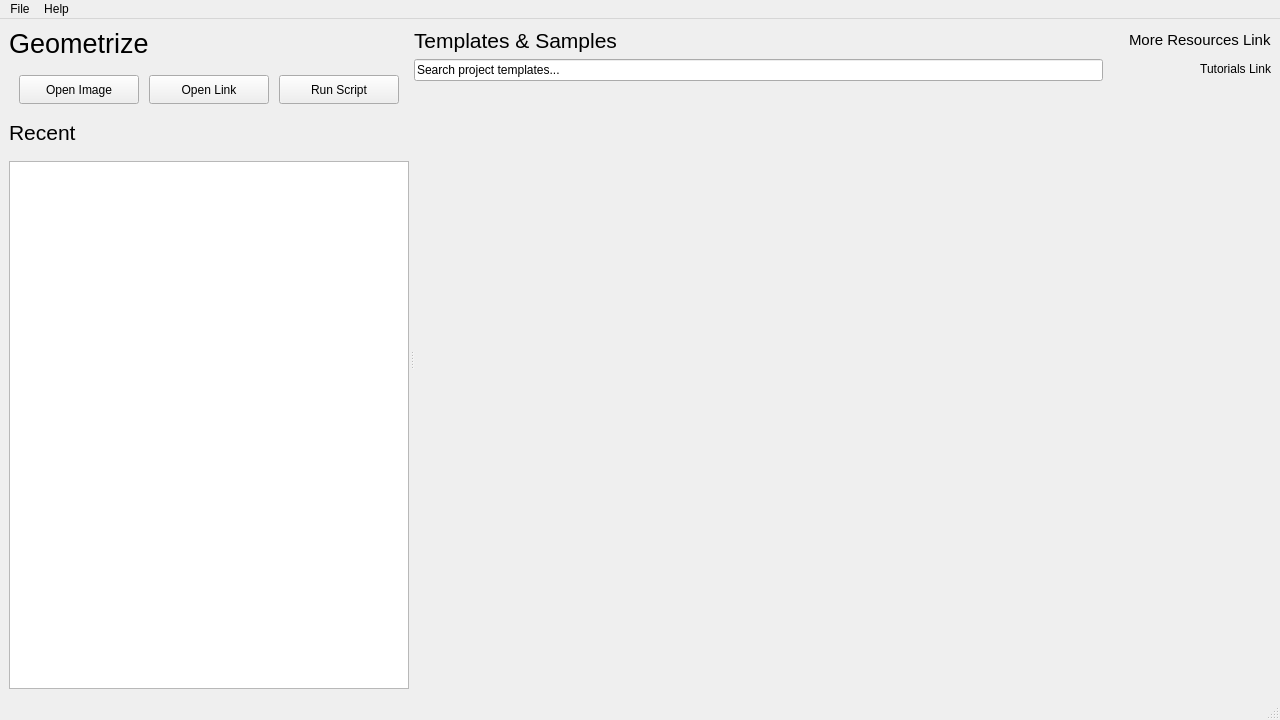
This is Geometrize/dialog/launchwindow.ui in Tw1ddle/geometrize as Qt 5 draws it before an edit. The edited form follows.
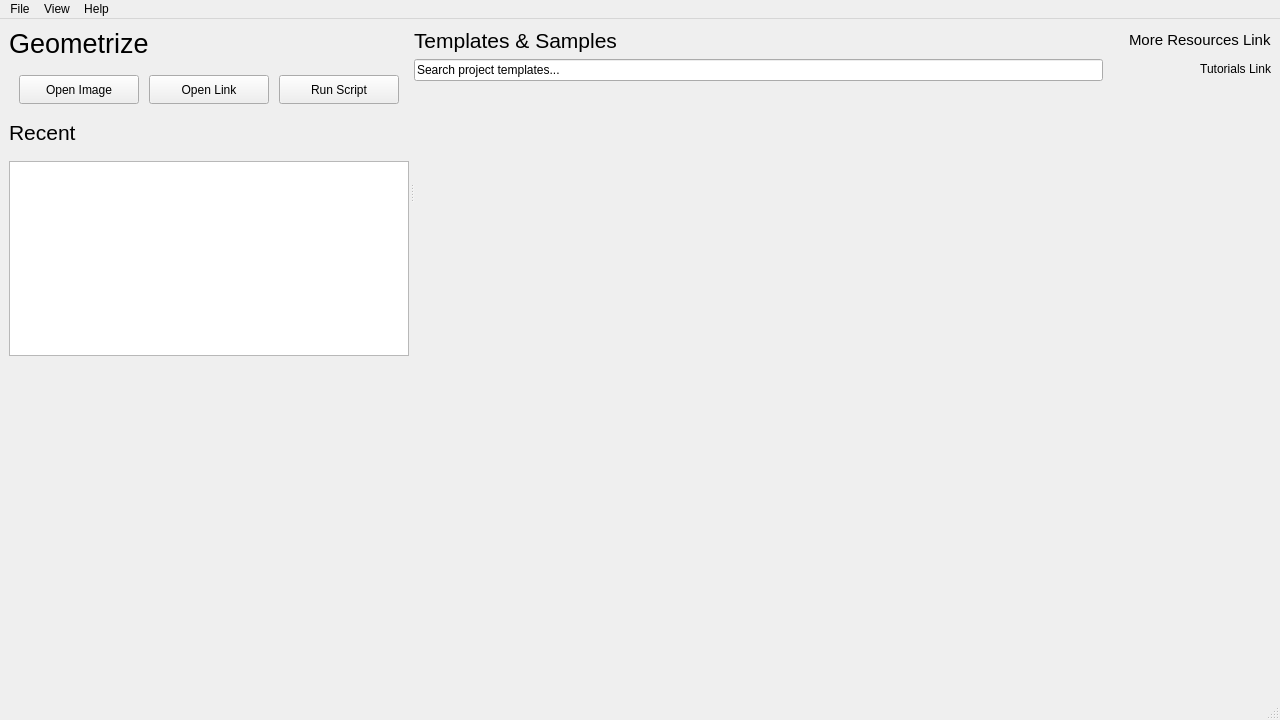
This is the edited form. Icons and pictures are not drawn. Custom widgets are drawn as their Qt base class.

Commit message: Start adding script console

Patch:
```diff
--- a/Geometrize/dialog/launchwindow.ui
+++ b/Geometrize/dialog/launchwindow.ui
@@ -29,7 +29,7 @@
    <bool>true</bool>
   </property>
   <widget class="QWidget" name="centralwidget">
-   <layout class="QHBoxLayout" name="horizontalLayout_2">
+   <layout class="QVBoxLayout" name="verticalLayout_9">
     <item>
      <widget class="QSplitter" name="centralsplitter">
       <property name="sizePolicy">
@@ -375,7 +375,7 @@
              <x>0</x>
              <y>0</y>
              <width>851</width>
-             <height>589</height>
+             <height>278</height>
             </rect>
            </property>
            <layout class="QVBoxLayout" name="verticalLayout_6">
@@ -410,6 +410,14 @@
       </widget>
      </widget>
     </item>
+    <item>
+     <widget class="geometrize::dialog::ScriptConsole" name="consoleWidget" native="true">
+      <property name="enabled">
+       <bool>true</bool>
+      </property>
+      <layout class="QVBoxLayout" name="verticalLayout_8"/>
+     </widget>
+    </item>
    </layout>
   </widget>
   <widget class="QStatusBar" name="statusbar"/>
@@ -438,7 +446,14 @@
     <addaction name="actionSupport"/>
     <addaction name="actionAbout"/>
    </widget>
+   <widget class="QMenu" name="menuView">
+    <property name="title">
+     <string>View</string>
+    </property>
+    <addaction name="actionScript_Console"/>
+   </widget>
    <addaction name="menuFile"/>
+   <addaction name="menuView"/>
    <addaction name="menuHelp"/>
   </widget>
   <action name="actionClear_Recents">
@@ -489,6 +504,12 @@
    <header>dialog/templategrid.h</header>
    <container>1</container>
   </customwidget>
+  <customwidget>
+   <class>geometrize::dialog::ScriptConsole</class>
+   <extends>QWidget</extends>
+   <header>dialog/scriptconsole.h</header>
+   <container>1</container>
+  </customwidget>
  </customwidgets>
  <resources>
   <include location="../resources/application_resources.qrc"/>
```
Left out of the diff: 8 changed lines with no effect on the pictures. The commit also changes 9 other files.
